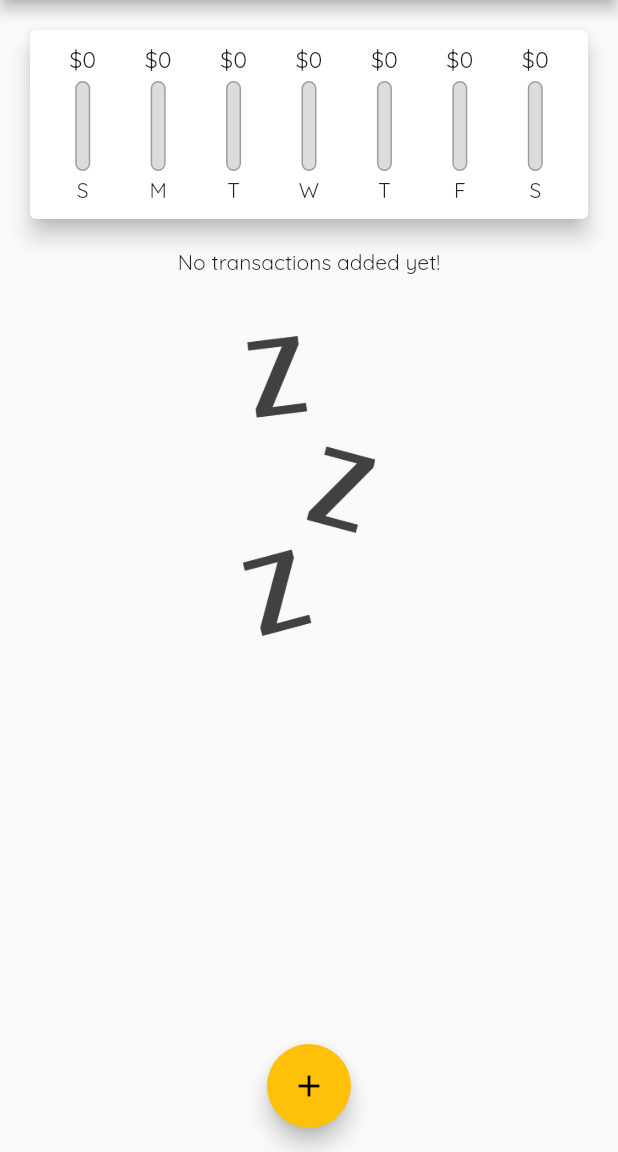
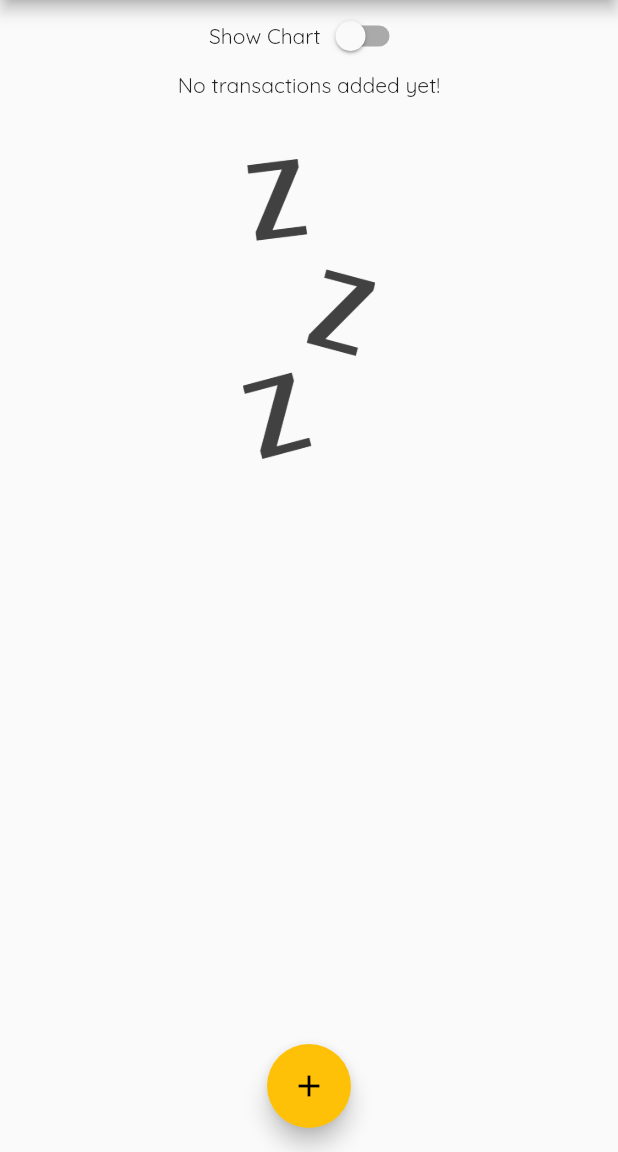
Before and after one commit to Fadikossentini/ExpensePlanner, a Flutter app: the screen it shows after launch, on a phone screen of 412 x 824 dp, the part 84-1236 px from its top. Run offline on Flutter 3.47's test engine with Material 2 defaults, Android fonts, the phone set to English and light mode, and no system bars.

```diff
--- a/lib/main.dart
+++ b/lib/main.dart
@@ -1,11 +1,19 @@
 import 'package:expense_planner/widgets/new_transaction.dart';
 import 'package:flutter/gestures.dart';
+import 'package:flutter/services.dart';
 import './widgets/transaction_list.dart';
 import 'package:flutter/material.dart';
 import './models/transaction.dart';
 import './widgets/chart.dart';
 
-void main() => runApp(MyApp());
+void main() {
+  // WidgetsFlutterBinding.ensureInitialized();
+  // SystemChrome.setPreferredOrientations([
+  //   DeviceOrientation.portraitUp,
+  //   DeviceOrientation.portraitDown,
+  // ]);
+  runApp(MyApp());
+}
 
 class MyApp extends StatelessWidget {
   @override
@@ -55,6 +63,8 @@ class _MyHomePageState extends State<MyHomePage> {
     // ),
   ];
 
+  bool _showChart = false;
+
   List<Transaction> get _recentTransactions {
     return _userTransactions.where((tx) {
       return tx.date.isAfter(
@@ -102,8 +112,7 @@ class _MyHomePageState extends State<MyHomePage> {
 
   @override
   Widget build(BuildContext context) {
-    return Scaffold(
-      appBar: AppBar(
+    final appBar = AppBar(
       title: Text('Personal Expenses'),
       actions: [
         IconButton(
@@ -111,14 +120,43 @@ class _MyHomePageState extends State<MyHomePage> {
           onPressed: () => _startAddNewTransaction(context),
         )
       ],
-      ),
+    );
+    return Scaffold(
+      appBar: appBar,
       body: SingleChildScrollView(
         child: Column(
-          mainAxisAlignment: MainAxisAlignment.start,
+          // mainAxisAlignment: MainAxisAlignment.start,
           crossAxisAlignment: CrossAxisAlignment.stretch,
           children: [
-            Chart(_recentTransactions),
-            TransactionList(_userTransactions, _deleteTransaction),
+            Row(
+              mainAxisAlignment: MainAxisAlignment.center,
+              children: [
+                Text("Show Chart"),
+                Switch(
+                  value: _showChart,
+                  onChanged: (val) {
+                    setState(() {
+                      _showChart = val;
+                    });
+                  },
+                ),
+              ],
+            ),
+            _showChart
+                ? Container(
+                    height: (MediaQuery.of(context).size.height -
+                            appBar.preferredSize.height -
+                            MediaQuery.of(context).padding.top) *
+                        0.3,
+                    child: Chart(_recentTransactions),
+                  )
+                : Container(
+                    height: (MediaQuery.of(context).size.height -
+                            appBar.preferredSize.height -
+                            MediaQuery.of(context).padding.top) *
+                        0.7,
+                    child:
+                        TransactionList(_userTransactions, _deleteTransaction)),
           ],
         ),
       ),
--- a/lib/widgets/chart_bar.dart
+++ b/lib/widgets/chart_bar.dart
@@ -9,19 +9,21 @@ class ChartBar extends StatelessWidget {
 
   @override
   Widget build(BuildContext context) {
+    return LayoutBuilder(
+      builder: (ctx, constraints) {
         return Column(
           children: [
             Container(
-          height: 20,
+              height: constraints.maxHeight * 0.15,
               child: FittedBox(
                 child: Text('\$${spendingAmount.toStringAsFixed(0)}'),
               ),
             ),
             SizedBox(
-          height: 4,
+              height: constraints.maxHeight * 0.05,
             ),
             Container(
-          height: 60,
+              height: constraints.maxHeight * 0.6,
               width: 10,
               child: Stack(
                 children: [
@@ -48,10 +50,17 @@ class ChartBar extends StatelessWidget {
               ),
             ),
             SizedBox(
-          height: 4,
+              height: constraints.maxHeight * 0.05,
             ),
-        Text(label),
+            Container(
+              height: constraints.maxHeight * 0.15,
+              child: FittedBox(
+                child: Text(label),
+              ),
+            ),
           ],
+        );
+      },
     );
   }
 }
--- a/lib/widgets/transaction_list.dart
+++ b/lib/widgets/transaction_list.dart
@@ -11,9 +11,7 @@ class TransactionList extends StatelessWidget {
 
   @override
   Widget build(BuildContext context) {
-    return Container(
-      height: 450,
-      child: transactions.isEmpty
+    return transactions.isEmpty
         ? Column(
             children: [
               Text("No transactions added yet!"),
@@ -62,7 +60,6 @@ class TransactionList extends StatelessWidget {
               );
             },
             itemCount: transactions.length,
-            ),
           );
   }
 }
```
Lines whose indentation alone changed are shown as unchanged.
